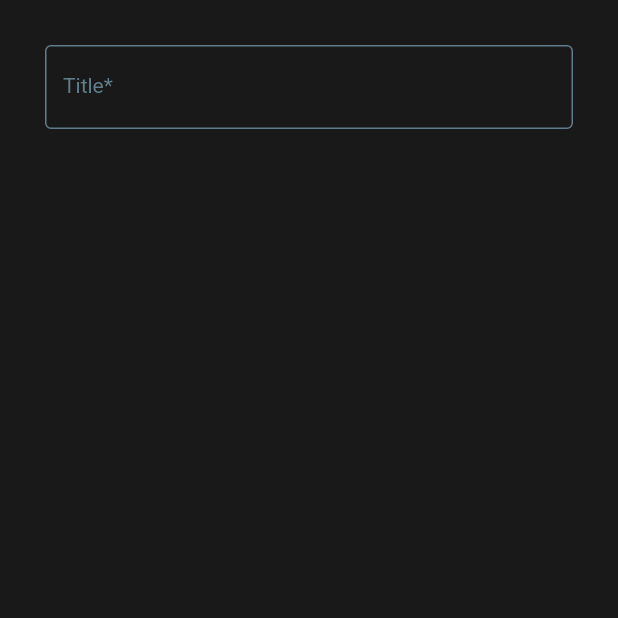
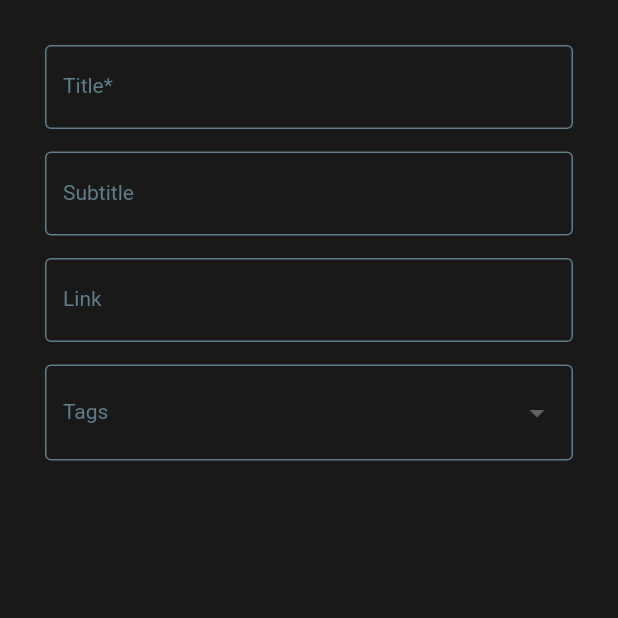
Before and after one commit to duccanhole/flutter-blog, a Flutter app: the PostEditPage screen opened directly, on a phone screen of 412 x 824 dp, the top half of it. Run offline on Flutter 3.47's test engine with Material 2 defaults, Android fonts, the phone set to English and light mode, and no system bars; our stand-ins replace shared_preferences, webview_flutter; missing offline and left inert: dart:ffi; accounts and stored records are empty; network calls fail.

```diff
--- a/lib/route/PostEdit.dart
+++ b/lib/route/PostEdit.dart
@@ -12,6 +12,14 @@ class PostEditPage extends StatefulWidget {
 
 class PostEditPageState extends State<PostEditPage> {
   final formKey = GlobalKey<FormState>();
+  List<String> tagsList = const [
+    'News',
+    'Health - Beauty',
+    'Education',
+    'Sience - Technology',
+    'Entertaiment',
+    'Other'
+  ];
 
   @override
   Widget build(BuildContext context) {
@@ -36,6 +44,51 @@ class PostEditPageState extends State<PostEditPage> {
                           ),
                           border: OutlineInputBorder(),
                         ),
+                      ),
+                      const SizedBox(height: 15),
+                      TextFormField(
+                        style: const TextStyle(color: Colors.blueGrey),
+                        decoration: const InputDecoration(
+                          labelText: "Subtitle",
+                          labelStyle: TextStyle(color: Colors.blueGrey),
+                          enabledBorder: OutlineInputBorder(
+                            borderSide: BorderSide(color: Colors.blueGrey),
+                          ),
+                          border: OutlineInputBorder(),
+                        ),
+                      ),
+                      const SizedBox(height: 15),
+                      TextFormField(
+                        style: const TextStyle(color: Colors.blueGrey),
+                        decoration: const InputDecoration(
+                          labelText: "Link",
+                          labelStyle: TextStyle(color: Colors.blueGrey),
+                          enabledBorder: OutlineInputBorder(
+                            borderSide: BorderSide(color: Colors.blueGrey),
+                          ),
+                          border: OutlineInputBorder(),
+                        ),
+                      ),
+                      const SizedBox(height: 15),
+                      DropdownButtonFormField(
+                          style: const TextStyle(color: Colors.black),
+                          decoration: const InputDecoration(
+                              labelText: "Tags",
+                              labelStyle: TextStyle(color: Colors.blueGrey),
+                              enabledBorder: OutlineInputBorder(
+                                borderSide: BorderSide(color: Colors.blueGrey),
+                              ),
+                              border: OutlineInputBorder()),
+                          isExpanded: true,
+                          items: tagsList
+                              .map<DropdownMenuItem<String>>((e) =>
+                                  DropdownMenuItem(value: e, child: Text(e)))
+                              .toList(),
+                          onChanged: ((value) {})),
+                      Row(
+                        children: [
+
+                        ],
                       )
                     ],
                   )),
```
